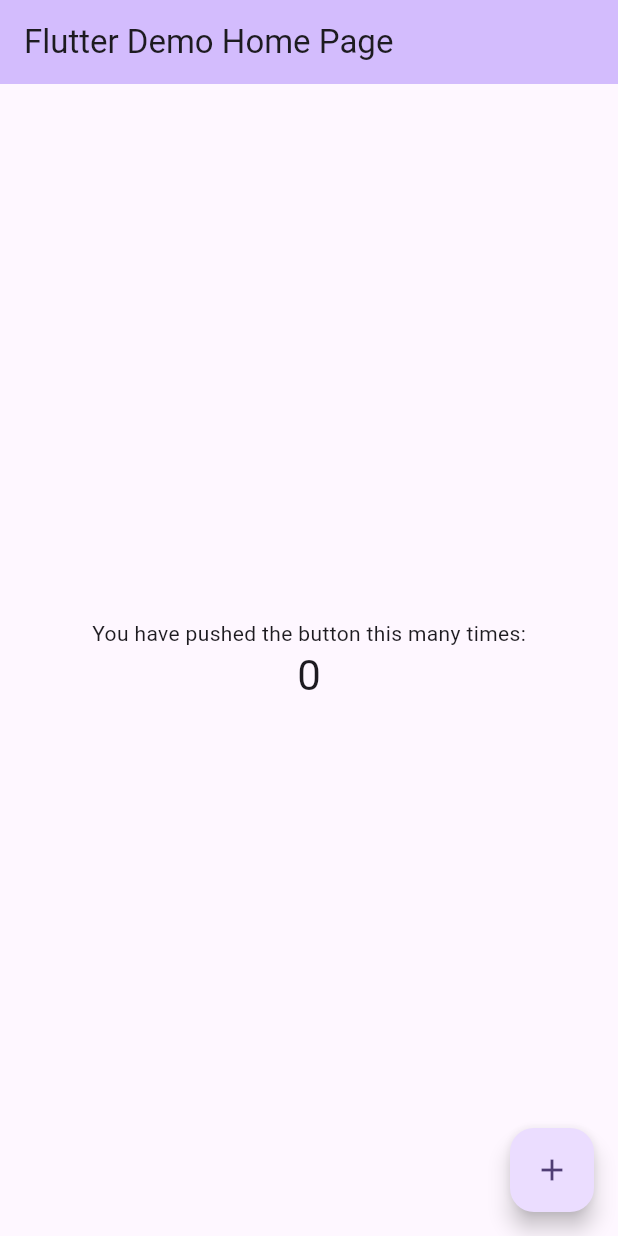
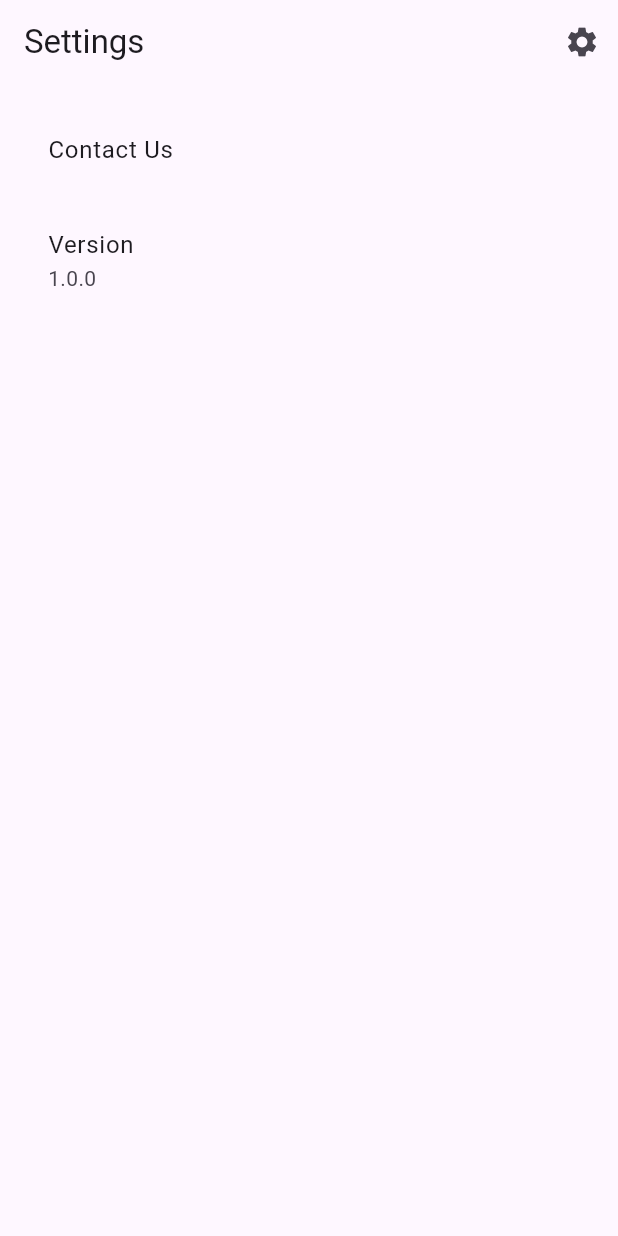
Before and after one commit to DorukArtan/trendhaber, a Flutter app: the screen it shows after launch, on a phone screen of 412 x 824 dp. Run offline on Flutter 3.47's test engine with Material 3 defaults, Android fonts, the phone set to English and light mode, and no system bars.

Commit message:
created feed_page created news_page created saved_news_page created settings_page implemented contact us and version to settings_page

```diff
--- a/trendhaber/lib/main.dart
+++ b/trendhaber/lib/main.dart
@@ -1,4 +1,5 @@
 import 'package:flutter/material.dart';
+import 'pages/settings_page.dart';
 
 void main() {
   runApp(const MyApp());
@@ -7,119 +8,14 @@
 class MyApp extends StatelessWidget {
   const MyApp({super.key});
 
-  // This widget is the root of your application.
   @override
-  Widget build(BuildContext context) {
-    return MaterialApp(
-      title: 'Flutter Demo',
-      theme: ThemeData(
-        // This is the theme of your application.
-        //
-        // TRY THIS: Try running your application with "flutter run". You'll see
-        // the application has a purple toolbar. Then, without quitting the app,
-        // try changing the seedColor in the colorScheme below to Colors.green
-        // and then invoke "hot reload" (save your changes or press the "hot
-        // reload" button in a Flutter-supported IDE, or press "r" if you used
-        // the command line to start the app).
-        //
-        // Notice that the counter didn't reset back to zero; the application
-        // state is not lost during the reload. To reset the state, use hot
-        // restart instead.
-        //
-        // This works for code too, not just values: Most code changes can be
-        // tested with just a hot reload.
-        colorScheme: ColorScheme.fromSeed(seedColor: Colors.deepPurple),
-        useMaterial3: true,
-      ),
-      home: const MyHomePage(title: 'Flutter Demo Home Page'),
-    );
+  Widget build(BuildContext context){
+  return MaterialApp(
+    title: 'TrendHaber',
+    theme: ThemeData(
+      primarySwatch: Colors.pink,
+    ),
+    home: SettingsPage(),
+  );
   }
 }
-
-class MyHomePage extends StatefulWidget {
-  const MyHomePage({super.key, required this.title});
-
-  // This widget is the home page of your application. It is stateful, meaning
-  // that it has a State object (defined below) that contains fields that affect
-  // how it looks.
-
-  // This class is the configuration for the state. It holds the values (in this
-  // case the title) provided by the parent (in this case the App widget) and
-  // used by the build method of the State. Fields in a Widget subclass are
-  // always marked "final".
-
-  final String title;
-
-  @override
-  State<MyHomePage> createState() => _MyHomePageState();
-}
-
-class _MyHomePageState extends State<MyHomePage> {
-  int _counter = 0;
-
-  void _incrementCounter() {
-    setState(() {
-      // This call to setState tells the Flutter framework that something has
-      // changed in this State, which causes it to rerun the build method below
-      // so that the display can reflect the updated values. If we changed
-      // _counter without calling setState(), then the build method would not be
-      // called again, and so nothing would appear to happen.
-      _counter++;
-    });
-  }
-
-  @override
-  Widget build(BuildContext context) {
-    // This method is rerun every time setState is called, for instance as done
-    // by the _incrementCounter method above.
-    //
-    // The Flutter framework has been optimized to make rerunning build methods
-    // fast, so that you can just rebuild anything that needs updating rather
-    // than having to individually change instances of widgets.
-    return Scaffold(
-      appBar: AppBar(
-        // TRY THIS: Try changing the color here to a specific color (to
-        // Colors.amber, perhaps?) and trigger a hot reload to see the AppBar
-        // change color while the other colors stay the same.
-        backgroundColor: Theme.of(context).colorScheme.inversePrimary,
-        // Here we take the value from the MyHomePage object that was created by
-        // the App.build method, and use it to set our appbar title.
-        title: Text(widget.title),
-      ),
-      body: Center(
-        // Center is a layout widget. It takes a single child and positions it
-        // in the middle of the parent.
-        child: Column(
-          // Column is also a layout widget. It takes a list of children and
-          // arranges them vertically. By default, it sizes itself to fit its
-          // children horizontally, and tries to be as tall as its parent.
-          //
-          // Column has various properties to control how it sizes itself and
-          // how it positions its children. Here we use mainAxisAlignment to
-          // center the children vertically; the main axis here is the vertical
-          // axis because Columns are vertical (the cross axis would be
-          // horizontal).
-          //
-          // TRY THIS: Invoke "debug painting" (choose the "Toggle Debug Paint"
-          // action in the IDE, or press "p" in the console), to see the
-          // wireframe for each widget.
-          mainAxisAlignment: MainAxisAlignment.center,
-          children: <Widget>[
-            const Text(
-              'You have pushed the button this many times:',
-            ),
-            Text(
-              '$_counter',
-              style: Theme.of(context).textTheme.headlineMedium,
-            ),
-          ],
-        ),
-      ),
-      floatingActionButton: FloatingActionButton(
-        onPressed: _incrementCounter,
-        tooltip: 'Increment',
-        child: const Icon(Icons.add),
-      ), // This trailing comma makes auto-formatting nicer for build methods.
-    );
-  }
-}
--- /dev/null
+++ b/trendhaber/lib/pages/settings_page.dart
@@ -0,0 +1,45 @@
+import 'package:flutter/material.dart';
+
+class SettingsPage extends StatefulWidget {
+  const SettingsPage({super.key});
+  @override
+  State<SettingsPage> createState() => _SettingsPage();
+}
+
+class _SettingsPage extends State<SettingsPage> {
+  @override
+  Widget build(BuildContext context) {
+    return Scaffold(
+      appBar: AppBar(
+        title: Text('Settings'),
+        actions: [
+          IconButton(
+            icon: Icon(Icons.settings),
+            onPressed: () {
+              // Add your settings action here
+            }
+          )
+        ],
+      ),
+      body: Padding(
+        padding: const EdgeInsets.all(16.0),
+        child: Column(
+          crossAxisAlignment: CrossAxisAlignment.start,
+          children: [
+            ListTile(
+              title: Text('Contact Us'),
+              onTap: () {
+
+              },
+            ),
+            SizedBox(height: 10),
+            ListTile(
+              title: Text('Version'),
+              subtitle: Text('1.0.0'),
+            ),
+          ],
+        ),
+      ),
+    );
+  }
+}
```
Also changed, not shown: trendhaber/lib/pages/feed_page.dart (added), trendhaber/lib/pages/news_page.dart (added), trendhaber/lib/pages/saved_news_page.dart (added).
